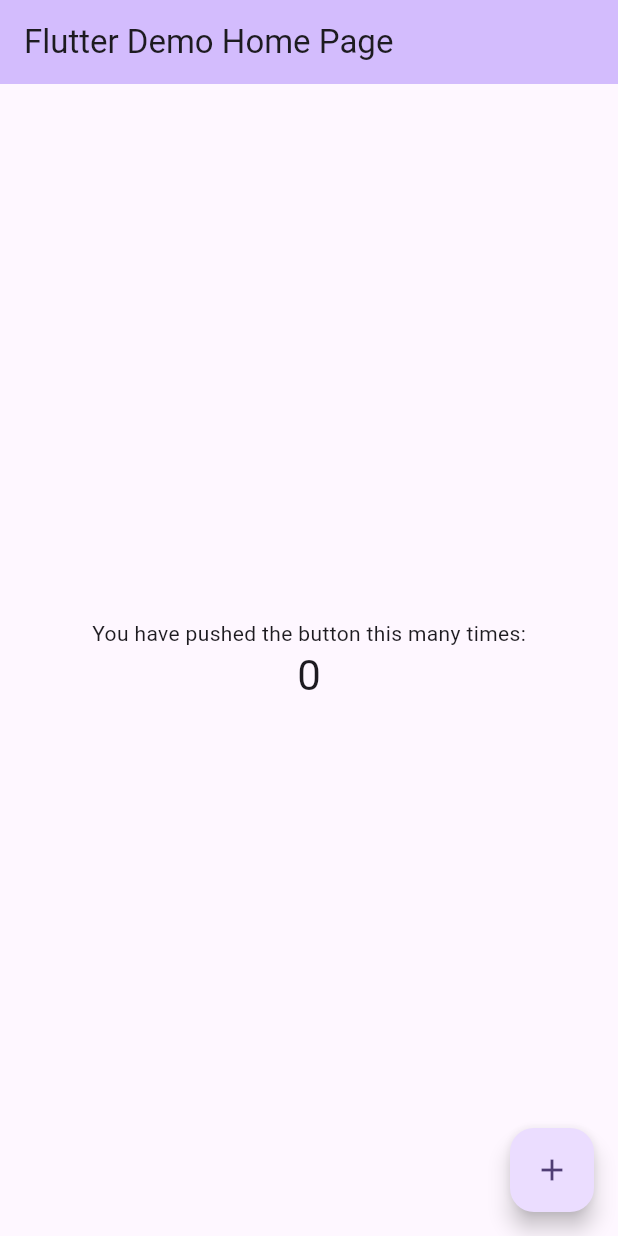
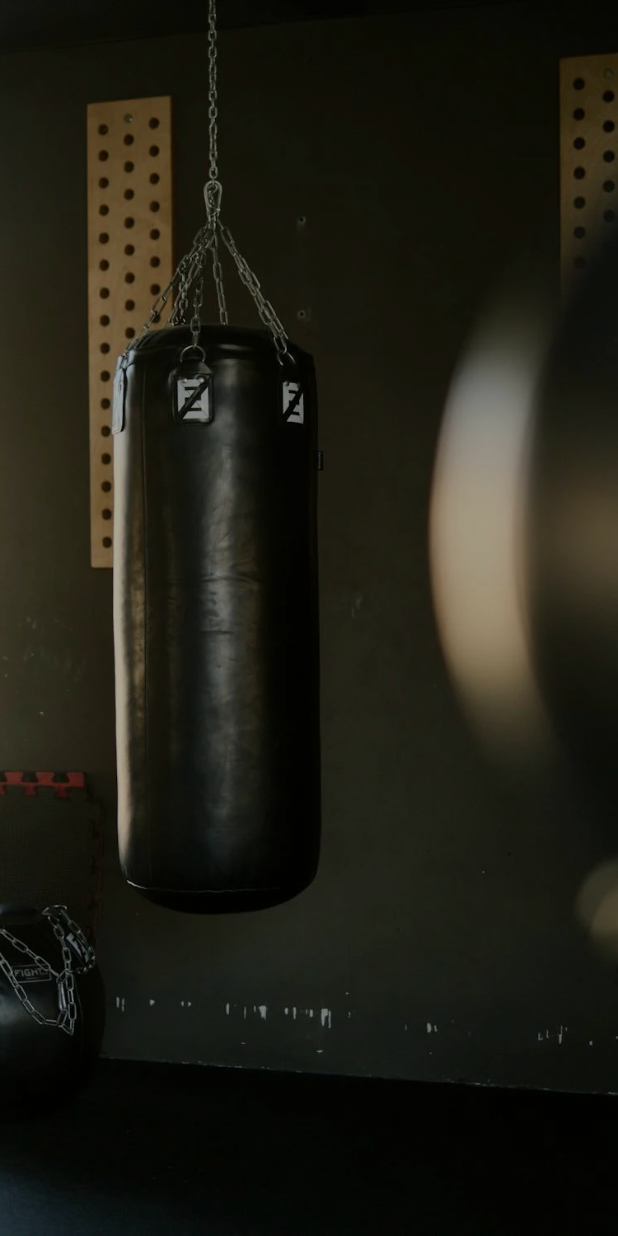
Before and after one commit to AbdullahUsman07/Calculator_App, a Flutter app: the screen it shows after launch, on a phone screen of 412 x 824 dp. Run offline on Flutter 3.47's test engine with Material 3 defaults, Android fonts, the phone set to English and light mode, and no system bars.

Commit message:
First Page Created

```diff
--- a/lib/main.dart
+++ b/lib/main.dart
@@ -1,125 +1,53 @@
 import 'package:flutter/material.dart';
 
-void main() {
-  runApp(const MyApp());
+void main() => runApp(
+  MaterialApp(
+    debugShowCheckedModeBanner: false,
+    home: HomePage()));
+
+class HomePage extends StatefulWidget {
+  const HomePage({super.key});
+
+  @override
+  State<HomePage> createState() => _HomePageState();
 }
 
-class MyApp extends StatelessWidget {
-  const MyApp({super.key});
-
-  // This widget is the root of your application.
-  @override
-  Widget build(BuildContext context) {
-    return MaterialApp(
-      title: 'Flutter Demo',
-      theme: ThemeData(
-        // This is the theme of your application.
-        //
-        // TRY THIS: Try running your application with "flutter run". You'll see
-        // the application has a purple toolbar. Then, without quitting the app,
-        // try changing the seedColor in the colorScheme below to Colors.green
-        // and then invoke "hot reload" (save your changes or press the "hot
-        // reload" button in a Flutter-supported IDE, or press "r" if you used
-        // the command line to start the app).
-        //
-        // Notice that the counter didn't reset back to zero; the application
-        // state is not lost during the reload. To reset the state, use hot
-        // restart instead.
-        //
-        // This works for code too, not just values: Most code changes can be
-        // tested with just a hot reload.
-        colorScheme: ColorScheme.fromSeed(seedColor: Colors.deepPurple),
-        useMaterial3: true,
-      ),
-      home: const MyHomePage(title: 'Flutter Demo Home Page'),
-    );
-  }
-}
-
-class MyHomePage extends StatefulWidget {
-  const MyHomePage({super.key, required this.title});
-
-  // This widget is the home page of your application. It is stateful, meaning
-  // that it has a State object (defined below) that contains fields that affect
-  // how it looks.
-
-  // This class is the configuration for the state. It holds the values (in this
-  // case the title) provided by the parent (in this case the App widget) and
-  // used by the build method of the State. Fields in a Widget subclass are
-  // always marked "final".
-
-  final String title;
+class _HomePageState extends State<HomePage> {
+  PageController? _pageController;
 
   @override
-  State<MyHomePage> createState() => _MyHomePageState();
-}
-
-class _MyHomePageState extends State<MyHomePage> {
-  int _counter = 0;
-
-  void _incrementCounter() {
-    setState(() {
-      // This call to setState tells the Flutter framework that something has
-      // changed in this State, which causes it to rerun the build method below
-      // so that the display can reflect the updated values. If we changed
-      // _counter without calling setState(), then the build method would not be
-      // called again, and so nothing would appear to happen.
-      _counter++;
-    });
+  void initState() {
+    super.initState();
+    _pageController = PageController(
+      initialPage: 0,
+    );
   }
 
   @override
   Widget build(BuildContext context) {
-    // This method is rerun every time setState is called, for instance as done
-    // by the _incrementCounter method above.
-    //
-    // The Flutter framework has been optimized to make rerunning build methods
-    // fast, so that you can just rebuild anything that needs updating rather
-    // than having to individually change instances of widgets.
     return Scaffold(
-      appBar: AppBar(
-        // TRY THIS: Try changing the color here to a specific color (to
-        // Colors.amber, perhaps?) and trigger a hot reload to see the AppBar
-        // change color while the other colors stay the same.
-        backgroundColor: Theme.of(context).colorScheme.inversePrimary,
-        // Here we take the value from the MyHomePage object that was created by
-        // the App.build method, and use it to set our appbar title.
-        title: Text(widget.title),
+      body: PageView(
+        controller: _pageController,
+        children: <Widget>[
+          Container(
+            decoration: BoxDecoration(
+                image: DecorationImage(
+              image: AssetImage("assets/images/gym2.jpg"),
+              fit: BoxFit.cover,
+            )
+            ),
+            child: Container(
+              decoration: BoxDecoration(
+                gradient: LinearGradient(
+                  colors:[
+                    Colors.black.withOpacity(0.3),
+                    Colors.black.withOpacity(0.3),
+                  ] )
+              ),
+            ),
+          )
+        ],
       ),
-      body: Center(
-        // Center is a layout widget. It takes a single child and positions it
-        // in the middle of the parent.
-        child: Column(
-          // Column is also a layout widget. It takes a list of children and
-          // arranges them vertically. By default, it sizes itself to fit its
-          // children horizontally, and tries to be as tall as its parent.
-          //
-          // Column has various properties to control how it sizes itself and
-          // how it positions its children. Here we use mainAxisAlignment to
-          // center the children vertically; the main axis here is the vertical
-          // axis because Columns are vertical (the cross axis would be
-          // horizontal).
-          //
-          // TRY THIS: Invoke "debug painting" (choose the "Toggle Debug Paint"
-          // action in the IDE, or press "p" in the console), to see the
-          // wireframe for each widget.
-          mainAxisAlignment: MainAxisAlignment.center,
-          children: <Widget>[
-            const Text(
-              'You have pushed the button this many times:',
-            ),
-            Text(
-              '$_counter',
-              style: Theme.of(context).textTheme.headlineMedium,
-            ),
-          ],
-        ),
-      ),
-      floatingActionButton: FloatingActionButton(
-        onPressed: _incrementCounter,
-        tooltip: 'Increment',
-        child: const Icon(Icons.add),
-      ), // This trailing comma makes auto-formatting nicer for build methods.
     );
   }
 }
--- a/pubspec.yaml
+++ b/pubspec.yaml
@@ -59,8 +59,8 @@ flutter:
   uses-material-design: true
 
   # To add assets to your application, add an assets section, like this:
-  # assets:
-  #   - images/a_dot_burr.jpeg
+  assets:
+    - assets/images/
   #   - images/a_dot_ham.jpeg
 
   # An image asset can refer to one or more resolution-specific "variants", see
```
Also changed, not shown: assets/images/gym1.jpeg (added), assets/images/gym2.jpg (added), 1 other file.
